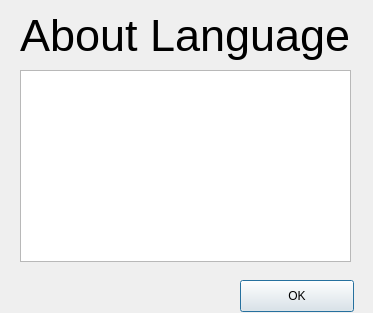
The window that dndprototype/languagehelpdialog.ui (Jcamp44/dndBuilder) describes before a commit, drawn with Qt 5.
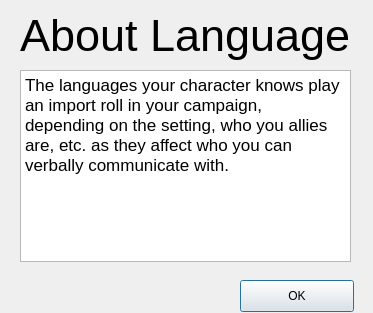
The same window after the commit.

```diff
--- a/dndprototype/languagehelpdialog.ui
+++ b/dndprototype/languagehelpdialog.ui
@@ -27,7 +27,7 @@
 &lt;html&gt;&lt;head&gt;&lt;meta name=&quot;qrichtext&quot; content=&quot;1&quot; /&gt;&lt;style type=&quot;text/css&quot;&gt;
 p, li { white-space: pre-wrap; }
 &lt;/style&gt;&lt;/head&gt;&lt;body style=&quot; font-family:'Ubuntu'; font-size:9pt; font-weight:400; font-style:normal;&quot;&gt;
-&lt;p style=&quot;-qt-paragraph-type:empty; margin-top:12px; margin-bottom:12px; margin-left:0px; margin-right:0px; -qt-block-indent:0; text-indent:0px; font-family:'Lucida Grande'; font-size:13pt;&quot;&gt;&lt;br /&gt;&lt;/p&gt;&lt;/body&gt;&lt;/html&gt;</string>
+&lt;p style=&quot; margin-top:12px; margin-bottom:12px; margin-left:0px; margin-right:0px; -qt-block-indent:0; text-indent:0px;&quot;&gt;&lt;span style=&quot; font-family:'Lucida Grande'; font-size:13pt;&quot;&gt;The languages your character knows play an import roll in your campaign, depending on the setting, who you allies are, etc. as they affect who you can verbally communicate with.&lt;/span&gt;&lt;/p&gt;&lt;/body&gt;&lt;/html&gt;</string>
    </property>
   </widget>
   <widget class="QLabel" name="lblTitle">
```
